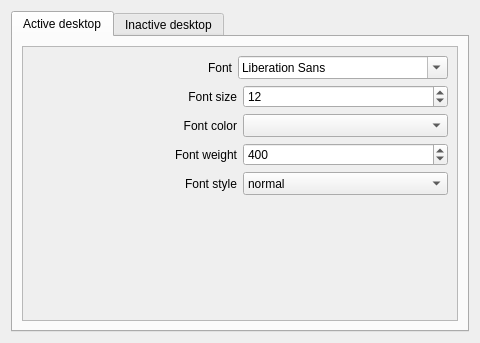
This is sources/desktop-panel/appearance.ui in arcan1s/awesome-widgets as Qt 5 draws it before an edit. The edited form follows.
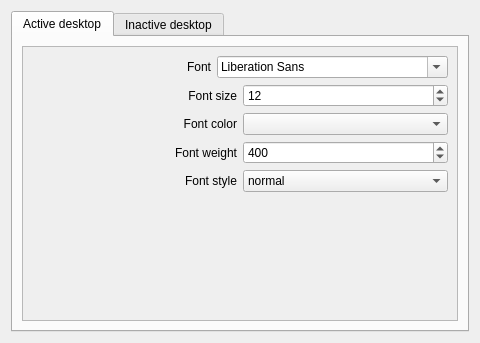
This is the edited form. Custom widgets are drawn as their Qt base class.

Commit message: rewrite all ui interfaces t oKDE standards

What changed in the file:
```diff
--- a/sources/desktop-panel/appearance.ui
+++ b/sources/desktop-panel/appearance.ui
@@ -49,18 +49,6 @@
             <layout class="QHBoxLayout" name="layout_fontActive">
              <item>
               <widget class="QLabel" name="label_fontActive">
-               <property name="sizePolicy">
-                <sizepolicy hsizetype="Expanding" vsizetype="Preferred">
-                 <horstretch>0</horstretch>
-                 <verstretch>0</verstretch>
-                </sizepolicy>
-               </property>
-               <property name="minimumSize">
-                <size>
-                 <width>200</width>
-                 <height>0</height>
-                </size>
-               </property>
                <property name="text">
                 <string>Font</string>
                </property>
@@ -70,20 +58,7 @@
               </widget>
              </item>
              <item>
-              <widget class="QFontComboBox" name="fontComboBox_fontActive">
-               <property name="sizePolicy">
-                <sizepolicy hsizetype="Expanding" vsizetype="Fixed">
-                 <horstretch>0</horstretch>
-                 <verstretch>0</verstretch>
-                </sizepolicy>
-               </property>
-               <property name="minimumSize">
-                <size>
-                 <width>180</width>
-                 <height>23</height>
-                </size>
-               </property>
-              </widget>
+              <widget class="QFontComboBox" name="fontComboBox_fontActive"/>
              </item>
             </layout>
            </item>
@@ -91,18 +66,6 @@
             <layout class="QHBoxLayout" name="layout_fontSizeActive">
              <item>
               <widget class="QLabel" name="label_fontSizeActive">
-               <property name="sizePolicy">
-                <sizepolicy hsizetype="Expanding" vsizetype="Preferred">
-                 <horstretch>0</horstretch>
-                 <verstretch>0</verstretch>
-                </sizepolicy>
-               </property>
-               <property name="minimumSize">
-                <size>
-                 <width>200</width>
-                 <height>0</height>
-                </size>
-               </property>
                <property name="text">
                 <string>Font size</string>
                </property>
@@ -113,18 +76,6 @@
              </item>
              <item>
               <widget class="QSpinBox" name="spinBox_fontSizeActive">
-               <property name="sizePolicy">
-                <sizepolicy hsizetype="Expanding" vsizetype="Fixed">
-                 <horstretch>0</horstretch>
-                 <verstretch>0</verstretch>
-                </sizepolicy>
-               </property>
-               <property name="minimumSize">
-                <size>
-                 <width>100</width>
-                 <height>23</height>
-                </size>
-               </property>
                <property name="minimum">
                 <number>7</number>
                </property>
@@ -142,18 +93,6 @@
             <layout class="QHBoxLayout" name="layout_fontColorActive">
              <item>
               <widget class="QLabel" name="label_fontColorActive">
-               <property name="sizePolicy">
-                <sizepolicy hsizetype="Expanding" vsizetype="Preferred">
-                 <horstretch>0</horstretch>
-                 <verstretch>0</verstretch>
-                </sizepolicy>
-               </property>
-               <property name="minimumSize">
-                <size>
-                 <width>200</width>
-                 <height>0</height>
-                </size>
-               </property>
                <property name="text">
                 <string>Font color</string>
                </property>
@@ -163,20 +102,7 @@
               </widget>
              </item>
              <item>
-              <widget class="KColorCombo" name="kcolorcombo_fontColorActive">
-               <property name="sizePolicy">
-                <sizepolicy hsizetype="Expanding" vsizetype="Fixed">
-                 <horstretch>0</horstretch>
-                 <verstretch>0</verstretch>
-                </sizepolicy>
-               </property>
-               <property name="minimumSize">
-                <size>
-                 <width>100</width>
-                 <height>23</height>
-                </size>
-               </property>
-              </widget>
+              <widget class="KColorCombo" name="kcolorcombo_fontColorActive"/>
              </item>
             </layout>
            </item>
@@ -184,18 +110,6 @@
             <layout class="QHBoxLayout" name="layout_fontWeightActive">
              <item>
               <widget class="QLabel" name="label_fontWeightActive">
-               <property name="sizePolicy">
-                <sizepolicy hsizetype="Expanding" vsizetype="Preferred">
-                 <horstretch>0</horstretch>
-                 <verstretch>0</verstretch>
-                </sizepolicy>
-               </property>
-               <property name="minimumSize">
-                <size>
-                 <width>200</width>
-                 <height>0</height>
-                </size>
-               </property>
                <property name="text">
                 <string>Font weight</string>
                </property>
@@ -206,18 +120,6 @@
              </item>
              <item>
               <widget class="QSpinBox" name="spinBox_fontWeightActive">
-               <property name="sizePolicy">
-                <sizepolicy hsizetype="Expanding" vsizetype="Fixed">
-                 <horstretch>0</horstretch>
-                 <verstretch>0</verstretch>
-                </sizepolicy>
-               </property>
-               <property name="minimumSize">
-                <size>
-                 <width>100</width>
-                 <height>23</height>
-                </size>
-               </property>
                <property name="minimum">
                 <number>100</number>
                </property>
@@ -238,18 +140,6 @@
             <layout class="QHBoxLayout" name="layout_fontStyleActive">
              <item>
               <widget class="QLabel" name="label_fontStyleActive">
-               <property name="sizePolicy">
-                <sizepolicy hsizetype="Expanding" vsizetype="Preferred">
-                 <horstretch>0</horstretch>
-                 <verstretch>0</verstretch>
-                </sizepolicy>
-               </property>
-               <property name="minimumSize">
-                <size>
-                 <width>200</width>
-                 <height>0</height>
-                </size>
-               </property>
                <property name="text">
                 <string>Font style</string>
                </property>
@@ -260,18 +150,6 @@
              </item>
              <item>
               <widget class="QComboBox" name="comboBox_fontStyleActive">
-               <property name="sizePolicy">
-                <sizepolicy hsizetype="Expanding" vsizetype="Fixed">
-                 <horstretch>0</horstretch>
-                 <verstretch>0</verstretch>
-                </sizepolicy>
-               </property>
-               <property name="minimumSize">
-                <size>
-                 <width>100</width>
-                 <height>23</height>
-                </size>
-               </property>
                <item>
                 <property name="text">
                  <string notr="true">normal</string>
```
Left out of the diff: 126 changed lines with no effect on the pictures. The commit also changes 7 other files.
